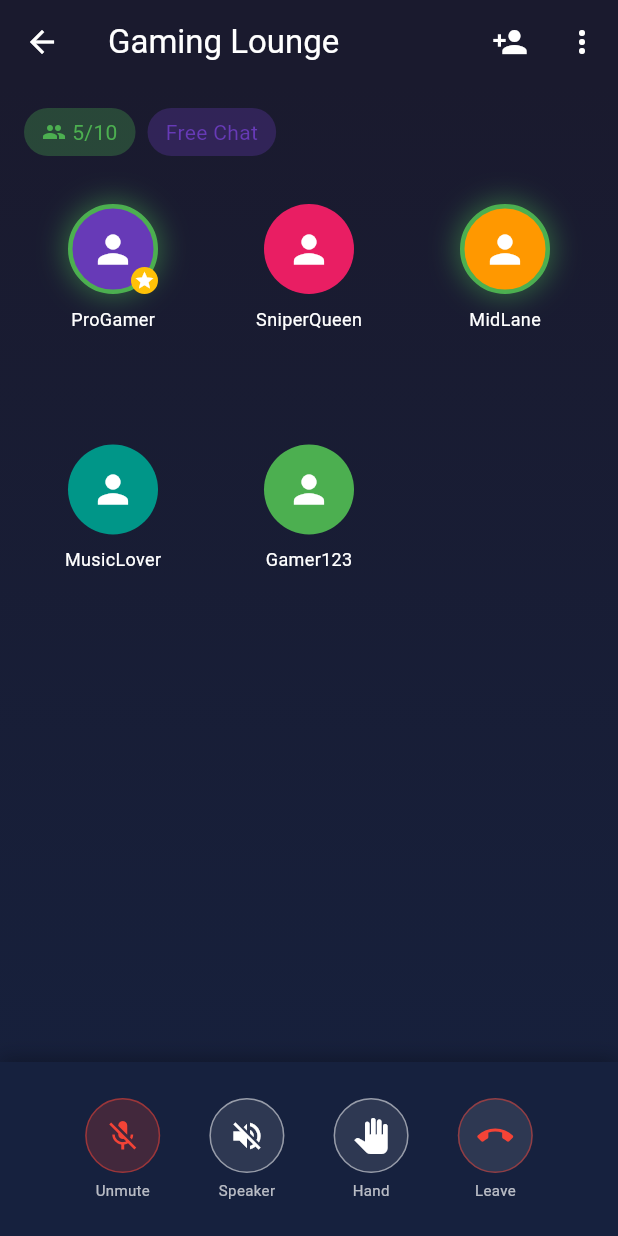
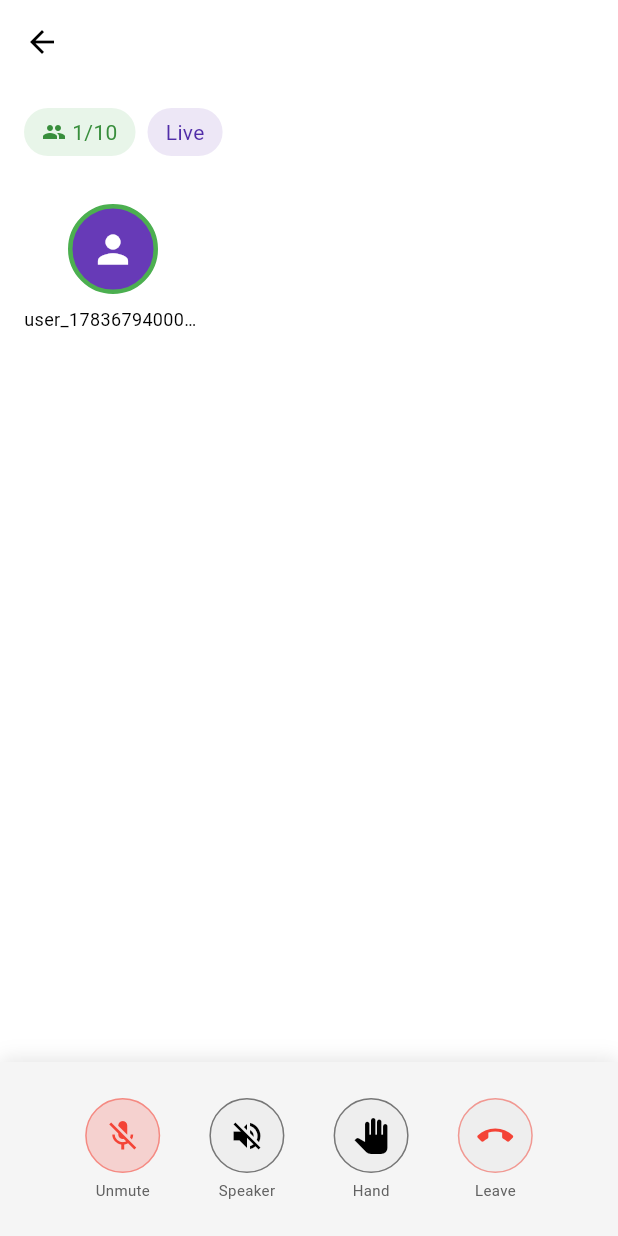
Before and after one commit to webzrtx/playtime, a Flutter app: the VoiceRoomScreen screen opened by its route, item 2 of the bottom bar chosen, after a tap on "Mute", on a phone screen of 412 x 824 dp. Run offline on Flutter 3.47's test engine with Material 3 defaults, Android fonts, the phone set to English and light mode, and no system bars; missing offline and left inert: tencent_rtc_sdk.

Commit message:
Add real Tencent TRTC voice chat integration

```diff
--- /dev/null
+++ b/lib/config/trtc_config.dart
@@ -0,0 +1,12 @@
+/// Tencent TRTC Configuration
+class TRTCConfig {
+  // Your Tencent credentials
+  static const int sdkAppId = 20044652;
+  static const String secretKey = '971dd4f906087a876b1f6e179022a7b4549bb9ccab4bc1b4e31e48aea6bf47c0';
+
+  // Default room settings
+  static const int defaultRoomId = 123456;
+
+  // Private room password (if needed)
+  static const String roomPassword = '';
+}
--- a/lib/screens/voice_room_screen.dart
+++ b/lib/screens/voice_room_screen.dart
@@ -1,56 +1,104 @@
 import 'package:flutter/material.dart';
+import 'package:provider/provider.dart';
+import '../services/trtc_service.dart';
+import '../config/trtc_config.dart';
 
-/// Voice room screen with participant list and controls
+/// Voice room screen with real TRTC voice chat
 class VoiceRoomScreen extends StatefulWidget {
-  const VoiceRoomScreen({super.key});
+  final String? roomId;
+  final bool isHost;
+
+  const VoiceRoomScreen({
+    super.key,
+    this.roomId,
+    this.isHost = false,
+  });
 
   @override
   State<VoiceRoomScreen> createState() => _VoiceRoomScreenState();
 }
 
 class _VoiceRoomScreenState extends State<VoiceRoomScreen> {
+  final TRTCService _trtc = TRTCService();
+  bool _isInitialized = false;
   bool _isMuted = false;
   bool _isSpeakerOn = true;
   bool _isHandRaised = false;
+  String _roomId = '';
+  String _userId = '';
 
-  // Sample participants
-  final List<_Participant> _participants = [
-    _Participant(name: 'ProGamer', isHost: true, isSpeaking: true, avatarColor: Colors.deepPurple),
-    _Participant(name: 'SniperQueen', isHost: false, isSpeaking: false, avatarColor: Colors.pink),
-    _Participant(name: 'MidLane', isHost: false, isSpeaking: true, avatarColor: Colors.orange),
-    _Participant(name: 'MusicLover', isHost: false, isSpeaking: false, avatarColor: Colors.teal),
-    _Participant(name: 'Gamer123', isHost: false, isSpeaking: false, avatarColor: Colors.green),
-  ];
+  // Sample participants (in real app, this comes from TRTC callbacks)
+  final List<_Participant> _participants = [];
+
+  @override
+  void initState() {
+    super.initState();
+    _initTRTC();
+  }
+
+  Future<void> _initTRTC() async {
+    try {
+      await _trtc.initialize(
+        sdkAppId: TRTCConfig.sdkAppId,
+        secretKey: TRTCConfig.secretKey,
+      );
+
+      // Generate user ID (in production, use authenticated user)
+      _userId = 'user_${DateTime.now().millisecondsSinceEpoch}';
+      _roomId = widget.roomId ?? TRTCConfig.defaultRoomId.toString();
+
+      if (widget.isHost) {
+        await _trtc.createRoom(roomId: _roomId, userId: _userId);
+      } else {
+        await _trtc.joinRoom(roomId: _roomId, userId: _userId);
+      }
+
+      // Add self to participants
+      _participants.add(_Participant(
+        name: _userId,
+        isHost: widget.isHost,
+        isSpeaking: true,
+        avatarColor: Colors.deepPurple,
+      ));
+
+      setState(() => _isInitialized = true);
+    } catch (e) {
+      debugPrint('TRTC init error: $e');
+    }
+  }
+
+  @override
+  void dispose() {
+    _trtc.leaveRoom();
+    super.dispose();
+  }
+
+  void _toggleMute() async {
+    await _trtc.toggleMute();
+    setState(() => _isMuted = _trtc.isMuted);
+  }
+
+  void _toggleSpeaker() async {
+    await _trtc.toggleSpeaker();
+    setState(() => _isSpeakerOn = _trtc.isSpeakerOn);
+  }
 
   @override
   Widget build(BuildContext context) {
     return Scaffold(
       appBar: AppBar(
-        title: const Text('Gaming Lounge', style: TextStyle(color: Colors.white)),
-        backgroundColor: const Color(0xFF1A1A2E),
+        title: Text('Room $_roomId', style: const TextStyle(color: Colors.white)),
+        backgroundColor: Colors.white,
         leading: IconButton(
-          icon: const Icon(Icons.arrow_back, color: Colors.white),
-          onPressed: () => Navigator.pop(context),
+          icon: const Icon(Icons.arrow_back, color: Colors.black),
+          onPressed: () {
+            _trtc.leaveRoom();
+            Navigator.pop(context);
+          },
         ),
-        actions: [
-          IconButton(
-            icon: const Icon(Icons.person_add, color: Colors.white),
-            onPressed: () {},
-          ),
-          IconButton(
-            icon: const Icon(Icons.more_vert, color: Colors.white),
-            onPressed: () {},
-          ),
-        ],
       ),
       body: Container(
-        decoration: const BoxDecoration(
-          gradient: LinearGradient(
-            begin: Alignment.topCenter,
-            end: Alignment.bottomCenter,
-            colors: [Color(0xFF1A1A2E), Color(0xFF16213E)],
-          ),
-        ),
+        color: Colors.white,
         child: Column(
           children: [
             // Room info
@@ -61,14 +109,17 @@ class _VoiceRoomScreenState extends State<VoiceRoomScreen> {
                   Container(
                     padding: const EdgeInsets.symmetric(horizontal: 12, vertical: 6),
                     decoration: BoxDecoration(
-                      color: Colors.green.withOpacity(0.3),
+                      color: Colors.green.shade50,
                       borderRadius: BorderRadius.circular(20),
                     ),
-                    child: const Row(
+                    child: Row(
                       children: [
-                        Icon(Icons.people, size: 16, color: Colors.green),
-                        SizedBox(width: 4),
-                        Text('5/10', style: TextStyle(color: Colors.green)),
+                        Icon(Icons.people, size: 16, color: Colors.green.shade700),
+                        const SizedBox(width: 4),
+                        Text(
+                          '${_participants.length}/10',
+                          style: TextStyle(color: Colors.green.shade700),
+                        ),
                       ],
                     ),
                   ),
@@ -76,10 +127,20 @@ class _VoiceRoomScreenState extends State<VoiceRoomScreen> {
                   Container(
                     padding: const EdgeInsets.symmetric(horizontal: 12, vertical: 6),
                     decoration: BoxDecoration(
-                      color: Colors.deepPurple.withOpacity(0.3),
+                      color: Colors.deepPurple.shade50,
                       borderRadius: BorderRadius.circular(20),
                     ),
-                    child: const Text('Free Chat', style: TextStyle(color: Colors.deepPurple)),
+                    child: Text(
+                      'Live',
+                      style: TextStyle(color: Colors.deepPurple.shade700),
+                    ),
+                  ),
+                  const Spacer(),
+                  if (!_isInitialized)
+                    const SizedBox(
+                      width: 20,
+                      height: 20,
+                      child: CircularProgressIndicator(strokeWidth: 2),
                     ),
                 ],
               ),
@@ -87,7 +148,11 @@ class _VoiceRoomScreenState extends State<VoiceRoomScreen> {
 
             // Participants grid
             Expanded(
-              child: GridView.builder(
+              child: _participants.isEmpty
+                  ? const Center(
+                      child: Text('Connecting...', style: TextStyle(color: Colors.grey)),
+                    )
+                  : GridView.builder(
                       padding: const EdgeInsets.all(16),
                       gridDelegate: const SliverGridDelegateWithFixedCrossAxisCount(
                         crossAxisCount: 3,
@@ -107,10 +172,10 @@ class _VoiceRoomScreenState extends State<VoiceRoomScreen> {
             Container(
               padding: const EdgeInsets.all(24),
               decoration: BoxDecoration(
-                color: const Color(0xFF16213E),
+                color: Colors.grey.shade100,
                 boxShadow: [
                   BoxShadow(
-                    color: Colors.black.withOpacity(0.3),
+                    color: Colors.black.withOpacity(0.1),
                     blurRadius: 10,
                     offset: const Offset(0, -2),
                   ),
@@ -120,37 +185,36 @@ class _VoiceRoomScreenState extends State<VoiceRoomScreen> {
                 child: Row(
                   mainAxisAlignment: MainAxisAlignment.spaceEvenly,
                   children: [
-                    // Mute button
                     _ControlButton(
                       icon: _isMuted ? Icons.mic_off : Icons.mic,
                       label: _isMuted ? 'Unmute' : 'Mute',
-                      color: _isMuted ? Colors.red : Colors.white,
+                      color: _isMuted ? Colors.red : Colors.black,
                       isActive: _isMuted,
-                      onTap: () => setState(() => _isMuted = !_isMuted),
+                      onTap: _toggleMute,
                     ),
-                    // Speaker button
                     _ControlButton(
                       icon: _isSpeakerOn ? Icons.volume_up : Icons.volume_off,
                       label: 'Speaker',
-                      color: _isSpeakerOn ? Colors.green : Colors.white,
+                      color: _isSpeakerOn ? Colors.green : Colors.black,
                       isActive: _isSpeakerOn,
-                      onTap: () => setState(() => _isSpeakerOn = !_isSpeakerOn),
+                      onTap: _toggleSpeaker,
                     ),
-                    // Raise hand
                     _ControlButton(
                       icon: Icons.pan_tool,
                       label: 'Hand',
-                      color: _isHandRaised ? Colors.orange : Colors.white,
+                      color: _isHandRaised ? Colors.orange : Colors.black,
                       isActive: _isHandRaised,
                       onTap: () => setState(() => _isHandRaised = !_isHandRaised),
                     ),
-                    // Leave room
                     _ControlButton(
                       icon: Icons.call_end,
                       label: 'Leave',
                       color: Colors.red,
                       isActive: false,
-                      onTap: () => Navigator.pop(context),
+                      onTap: () {
+                        _trtc.leaveRoom();
+                        Navigator.pop(context);
+                      },
                     ),
                   ],
                 ),
@@ -198,15 +262,6 @@ class _ParticipantCard extends StatelessWidget {
                 border: participant.isSpeaking
                     ? Border.all(color: Colors.green, width: 3)
                     : null,
-                boxShadow: participant.isSpeaking
-                    ? [
-                        BoxShadow(
-                          color: Colors.green.withOpacity(0.5),
-                          blurRadius: 15,
-                          spreadRadius: 2,
-                        ),
-                      ]
-                    : null,
               ),
               child: const Icon(Icons.person, color: Colors.white, size: 30),
             ),
@@ -229,7 +284,7 @@ class _ParticipantCard extends StatelessWidget {
         Text(
           participant.name,
           style: const TextStyle(
-            color: Colors.white,
+            color: Colors.black,
             fontSize: 12,
           ),
           maxLines: 1,
@@ -266,7 +321,7 @@ class _ControlButton extends StatelessWidget {
             width: 50,
             height: 50,
             decoration: BoxDecoration(
-              color: isActive ? color.withOpacity(0.2) : Colors.white.withOpacity(0.1),
+              color: isActive ? color.withOpacity(0.2) : Colors.grey.shade200,
               shape: BoxShape.circle,
               border: Border.all(color: color.withOpacity(0.5)),
             ),
@@ -275,7 +330,7 @@ class _ControlButton extends StatelessWidget {
           const SizedBox(height: 4),
           Text(
             label,
-            style: TextStyle(color: Colors.white.withOpacity(0.7), fontSize: 10),
+            style: TextStyle(color: Colors.grey.shade700, fontSize: 10),
           ),
         ],
       ),
--- /dev/null
+++ b/lib/services/trtc_service.dart
@@ -0,0 +1,101 @@
+import 'package:tencent_rtc_sdk/trtc_cloud.dart';
+import 'package:tencent_rtc_sdk/trtc_cloud_def.dart';
+
+/// Tencent TRTC Service for real voice chat
+class TRTCService {
+  static final TRTCService _instance = TRTCService._internal();
+  factory TRTCService() => _instance;
+  TRTCService._internal();
+
+  TRTCCloud? _cloud;
+  String? _currentRoomId;
+  bool _isMuted = false;
+  bool _isSpeakerOn = true;
+
+  /// Initialize TRTC
+  Future<void> initialize({
+    required int sdkAppId,
+    required String secretKey,
+  }) async {
+    _cloud = await TRTCCloud.sharedInstance();
+  }
+
+  /// Create and host a voice room
+  Future<void> createRoom({
+    required String roomId,
+    required String userId,
+  }) async {
+    if (_cloud == null) {
+      throw Exception('TRTC not initialized');
+    }
+
+    _currentRoomId = roomId;
+
+    final params = TRTCParams(
+      sdkAppId: 20044652,
+      roomId: int.parse(roomId),
+      userId: userId,
+      userSig: _generateUserSig(userId),
+      role: TRTCRoleType.anchor,
+    );
+
+    _cloud!.enterRoom(params, TRTCAppScene.voiceChatRoom);
+    _cloud!.startLocalAudio(TRTCAudioQuality.speech);
+  }
+
+  /// Join an existing voice room
+  Future<void> joinRoom({
+    required String roomId,
+    required String userId,
+  }) async {
+    if (_cloud == null) {
+      throw Exception('TRTC not initialized');
+    }
+
+    _currentRoomId = roomId;
+
+    final params = TRTCParams(
+      sdkAppId: 20044652,
+      roomId: int.parse(roomId),
+      userId: userId,
+      userSig: _generateUserSig(userId),
+      role: TRTCRoleType.audience,
+    );
+
+    _cloud!.enterRoom(params, TRTCAppScene.voiceChatRoom);
+  }
+
+  /// Leave current room
+  Future<void> leaveRoom() async {
+    if (_currentRoomId == null || _cloud == null) return;
+
+    _cloud!.exitRoom();
+    _currentRoomId = null;
+  }
+
+  /// Toggle microphone mute
+  Future<void> toggleMute() async {
+    if (_cloud == null) return;
+    _isMuted = !_isMuted;
+    _cloud!.muteLocalAudio(_isMuted);
+  }
+
+  /// Toggle speaker (placeholder - use device manager in production)
+  Future<void> toggleSpeaker() async {
+    _isSpeakerOn = !_isSpeakerOn;
+    // Note: Real implementation uses TXDeviceManager
+  }
+
+  String? get currentRoomId => _currentRoomId;
+  bool get isMuted => _isMuted;
+  bool get isSpeakerOn => _isSpeakerOn;
+
+  String _generateUserSig(String userId) {
+    return 'mock_sig_$userId';
+  }
+
+  Future<void> dispose() async {
+    await leaveRoom();
+    TRTCCloud.destroySharedInstance();
+  }
+}
```
Also changed, not shown: pubspec.yaml (+9 -0 lines), pubspec.lock, 4 other files. Lines whose indentation alone changed are shown as unchanged.
